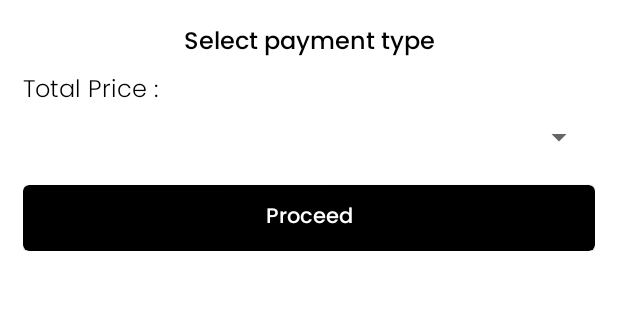
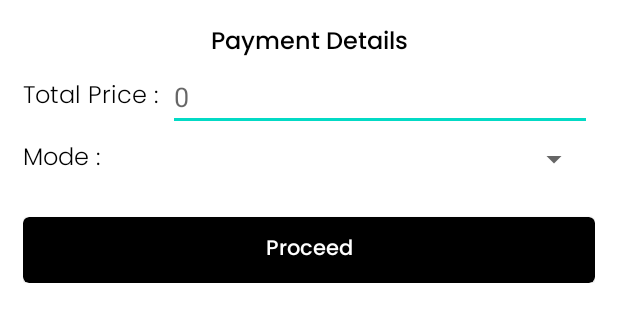
Before and after one commit to JayBirthariya581/Mechanic-Project-TWS, an Android app: the layout payment_confirmation_card.xml on its own in the app's theme, with its tools: preview values and no code run, on a phone screen of 412 x 824 dp. Shown: the top 322 px of the screen. Run offline under Robolectric (Android 15) with nearby library versions, the phone set to English and light mode, and no system bars; Roboto replaces fonts that are not available here.

Commit message:
commit 2

```diff
--- a/app/src/main/java/com/geartocare/mechanicP/Activities/ServiceDetailActivity.java
+++ b/app/src/main/java/com/geartocare/mechanicP/Activities/ServiceDetailActivity.java
@@ -158,7 +158,7 @@ public class ServiceDetailActivity extends AppCompatActivity {
                     String totalPrice = snapshot.child("vehicles").child(serviceDetails.getVehicleID()).child("services")
                             .child(serviceDetails.getServiceID()).child("payment").child("price").getValue(String.class);
 
-                    pbind.totalPrice.setText("Total Price : " + totalPrice);
+                    //pbind.price.setText("Total Price : " + totalPrice);
 
 
                     pbind.proceed.setOnClickListener(new View.OnClickListener() {
@@ -176,7 +176,7 @@ public class ServiceDetailActivity extends AppCompatActivity {
                                             if (task.isSuccessful()) {
 
                                                 HashMap<String, Object> updated_details = new HashMap<>();
-                                                PaymentHelper paymentHelper = new PaymentHelper(totalPrice, pbind.spinner1.getSelectedItem().toString(), "Done");
+                                                PaymentHelper paymentHelper = new PaymentHelper(pbind.price.getText().toString(), pbind.spinner1.getSelectedItem().toString(), "Done");
                                                 updated_details.put("status", "Done");
                                                 updated_details.put("payment", paymentHelper);
 
--- a/app/src/main/res/layout/payment_confirmation_card.xml
+++ b/app/src/main/res/layout/payment_confirmation_card.xml
@@ -12,7 +12,7 @@
         android:layout_width="wrap_content"
         android:layout_height="0dp"
         android:fontFamily="@font/poppins_medium"
-        android:text="Select payment type"
+        android:text="Payment Details"
         android:textColor="@color/black"
         android:textSize="16sp"
         app:layout_constraintEnd_toEndOf="parent"
@@ -20,33 +20,68 @@
         app:layout_constraintTop_toTopOf="parent" />
 
 
-    <TextView
-        android:id="@+id/totalPrice"
-        android:layout_width="0dp"
+    <RelativeLayout
+        android:id="@+id/valueBox"
+        android:layout_width="match_parent"
         android:layout_height="wrap_content"
-        android:fontFamily="@font/poppins_light"
-        android:text="Total Price : "
-        android:textColor="@color/black"
-        android:textSize="16sp"
-        android:layout_marginVertical="5dp"
         app:layout_constraintEnd_toEndOf="parent"
         app:layout_constraintStart_toStartOf="parent"
-        app:layout_constraintTop_toBottomOf="@id/head" />
+        app:layout_constraintTop_toBottomOf="@id/head">
+
+        <TextView
+            android:id="@+id/totalPrice"
+            android:layout_width="wrap_content"
+            android:layout_height="wrap_content"
+            android:layout_centerVertical="true"
+            android:layout_marginVertical="5dp"
+            android:fontFamily="@font/poppins_light"
+            android:text="Total Price : "
+            android:textColor="@color/black"
+            android:textSize="16sp" />
 
 
+        <EditText
+            android:id="@+id/price"
+            android:layout_width="match_parent"
+            android:layout_height="wrap_content"
+            android:layout_centerVertical="true"
+            android:layout_marginHorizontal="2dp"
+            android:hint="0"
+            android:layout_toEndOf="@id/totalPrice" />
+
+    </RelativeLayout>
 
 
-
-
-    <Spinner
-        android:id="@+id/spinner1"
-        android:layout_width="0dp"
+    <RelativeLayout
+        android:id="@+id/modeBox"
+        android:layout_width="match_parent"
         android:layout_height="wrap_content"
-        android:layout_marginVertical="5dp"
         app:layout_constraintEnd_toEndOf="parent"
         app:layout_constraintStart_toStartOf="parent"
-        app:layout_constraintTop_toBottomOf="@id/totalPrice" />
+        app:layout_constraintTop_toBottomOf="@id/valueBox">
 
+        <TextView
+            android:id="@+id/paymentMode"
+            android:layout_width="wrap_content"
+            android:layout_height="wrap_content"
+            android:layout_centerVertical="true"
+            android:layout_marginVertical="5dp"
+            android:fontFamily="@font/poppins_light"
+            android:text="Mode : "
+
+            android:textColor="@color/black"
+            android:textSize="16sp" />
+
+        <Spinner
+            android:id="@+id/spinner1"
+            android:layout_width="match_parent"
+            android:layout_height="wrap_content"
+            android:layout_marginVertical="5dp"
+            android:layout_centerVertical="true"
+            android:layout_marginHorizontal="3dp"
+            android:layout_toEndOf="@id/paymentMode"
+            />
+    </RelativeLayout>
 
     <com.google.android.material.card.MaterialCardView
         android:id="@+id/proceed"
@@ -57,7 +92,7 @@
         app:layout_constraintBottom_toBottomOf="parent"
         app:layout_constraintEnd_toEndOf="parent"
         app:layout_constraintStart_toStartOf="parent"
-        app:layout_constraintTop_toBottomOf="@id/spinner1">
+        app:layout_constraintTop_toBottomOf="@id/modeBox">
 
         <androidx.constraintlayout.widget.ConstraintLayout
             android:layout_width="match_parent"
```
